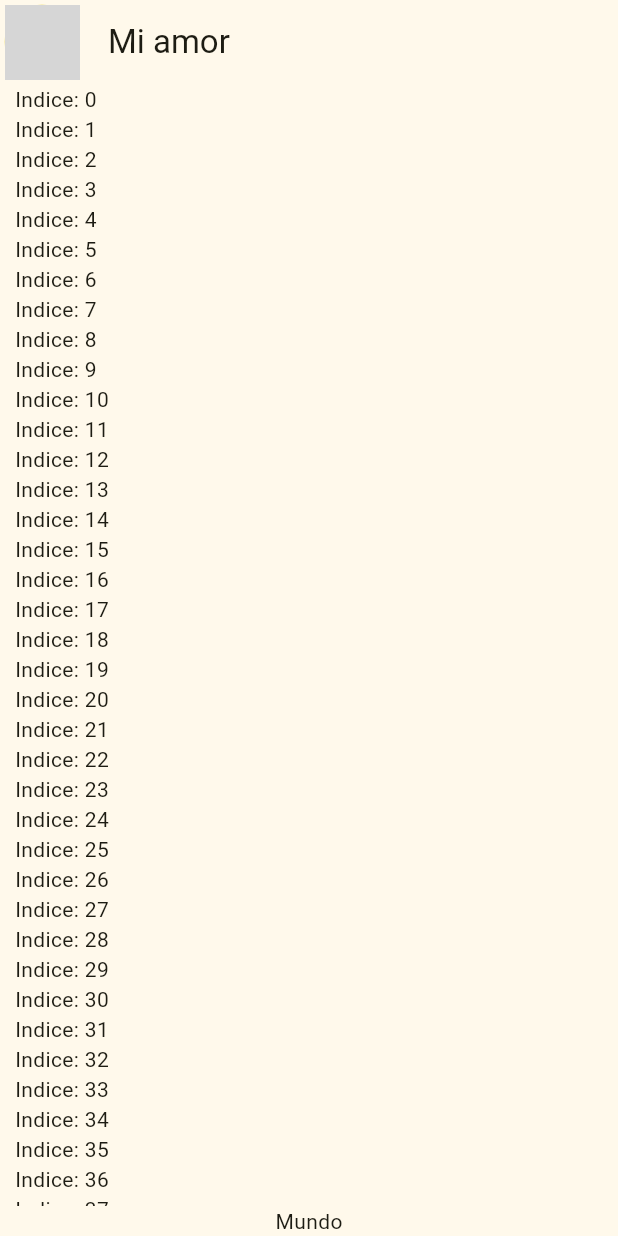
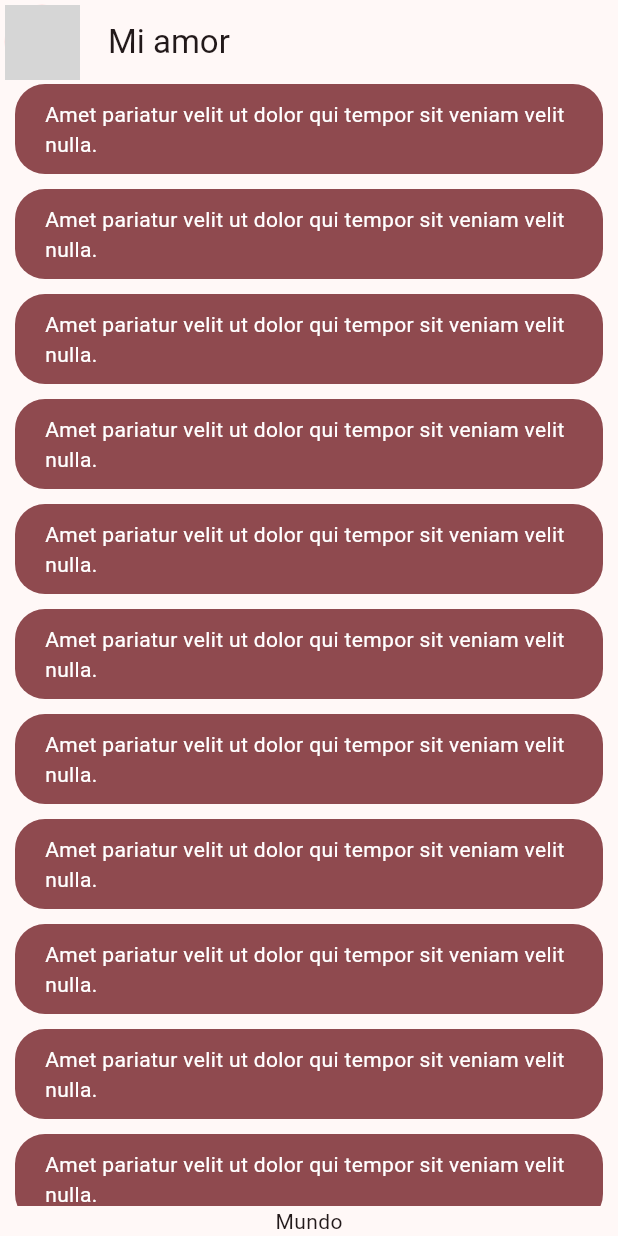
Before and after one commit to JhoanaZF/yes-no, a Flutter app: the ChatScreen screen opened directly, on a phone screen of 412 x 824 dp. Run offline on Flutter 3.47's test engine with Material 2 defaults, Android fonts, the phone set to English and light mode, and no system bars; network calls fail; grey boxes are pictures that could not be loaded.

Commit message:
ADD: Mis Mensajes - Burbuja de chat

```diff
--- a/yes_no/lib/presentacion/chat/chat_screen.dart
+++ b/yes_no/lib/presentacion/screens/chat_screen.dart
@@ -1,4 +1,6 @@
 import 'package:flutter/material.dart';
+
+import '../widgets/chat/my_message_bubble.dart';
 
 class ChatScreen extends StatelessWidget {
   const ChatScreen({super.key});
@@ -33,10 +35,10 @@ class _ChatView extends StatelessWidget {
                 child: ListView.builder(
               itemCount: 100,
               itemBuilder: (context, index) {
-                return Text('Indice: $index');
+                return const MyMessageBubble();
               },
             )),
-            Text('Mundo')
+            const Text('Mundo')
           ],
         ),
       ),
--- /dev/null
+++ b/yes_no/lib/presentacion/widgets/chat/my_message_bubble.dart
@@ -0,0 +1,26 @@
+import 'package:flutter/material.dart';
+
+class MyMessageBubble extends StatelessWidget {
+  const MyMessageBubble({super.key});
+
+  @override
+  Widget build(BuildContext context) {
+    final colors = Theme.of(context).colorScheme;
+    return Column(crossAxisAlignment: CrossAxisAlignment.end, children: [
+      Container(
+        decoration: BoxDecoration(
+            color: colors.primary, borderRadius: BorderRadius.circular(20)),
+        child: const Padding(
+          padding: EdgeInsets.symmetric(horizontal: 20, vertical: 10),
+          child: Text(
+            'Amet pariatur velit ut dolor qui tempor sit veniam velit nulla.',
+            style: TextStyle(color: Colors.white),
+          ),
+        ),
+      ),
+      const SizedBox(
+        height: 10,
+      )
+    ]);
+  }
+}
```
Also changed, not shown: yes_no/lib/main.dart (+6 -13 lines).
